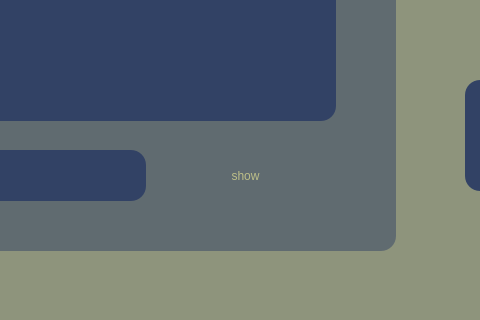
Before: the Qt Designer form AgileAgenda/currentday.ui in AmirHossienAfshar/AgileAgenda, drawn with Qt 5; both pictures show x 235 to 715 and y 370 to 690 of the 960 by 690 pixel window.
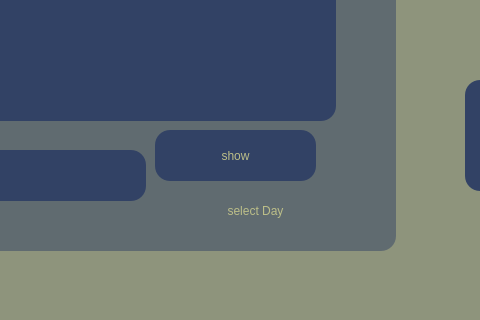
After: the same form once the commit is applied.

Diff of the .ui file:
```diff
--- a/AgileAgenda/currentday.ui
+++ b/AgileAgenda/currentday.ui
@@ -94,16 +94,35 @@
     <widget class="QPushButton" name="pushButton_2">
      <property name="geometry">
       <rect>
-       <x>370</x>
-       <y>500</y>
+       <x>360</x>
+       <y>480</y>
        <width>161</width>
        <height>51</height>
       </rect>
      </property>
+     <property name="styleSheet">
+      <string notr="true">background-color: rgb(50, 66, 101);
+border-radius: 15px;
+font: 900 16pt &quot;Maven Pro&quot;;
+color: rgb(188, 190, 136);</string>
+     </property>
      <property name="text">
       <string>show</string>
      </property>
     </widget>
+    <widget class="QPushButton" name="pushButton_3">
+     <property name="geometry">
+      <rect>
+       <x>390</x>
+       <y>540</y>
+       <width>141</width>
+       <height>41</height>
+      </rect>
+     </property>
+     <property name="text">
+      <string>select Day</string>
+     </property>
+    </widget>
    </widget>
   </widget>
   <widget class="QMenuBar" name="menubar">
```
